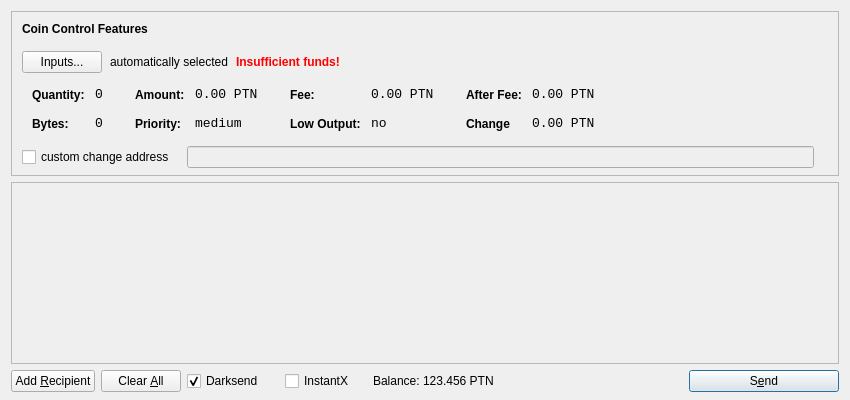
Qt form src/qt/forms/sendcoinsdialog.ui (MCLXI/CatoCore) before a commit.
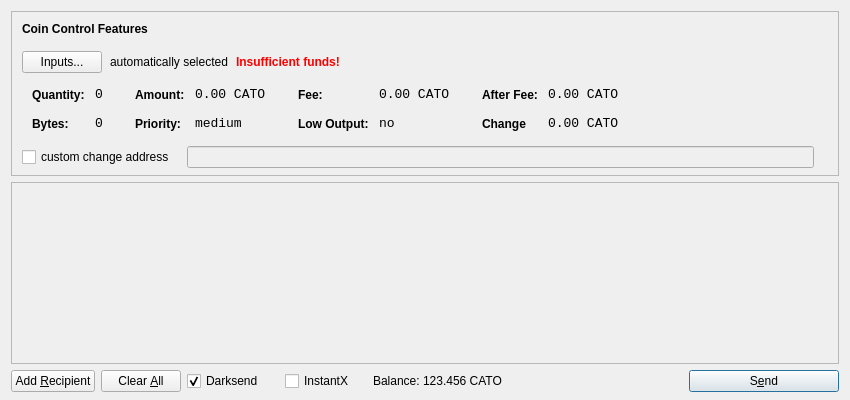
The same form after that commit. Icons and pictures are not drawn.

The edit to the form file:
```diff
--- a/src/qt/forms/sendcoinsdialog.ui
+++ b/src/qt/forms/sendcoinsdialog.ui
@@ -321,7 +321,7 @@
                   <enum>Qt::ActionsContextMenu</enum>
                  </property>
                  <property name="text">
-                  <string>0.00 PTN</string>
+                  <string>0.00 CATO</string>
                  </property>
                  <property name="textInteractionFlags">
                   <set>Qt::LinksAccessibleByMouse|Qt::TextSelectableByKeyboard|Qt::TextSelectableByMouse</set>
@@ -407,7 +407,7 @@
                   <enum>Qt::ActionsContextMenu</enum>
                  </property>
                  <property name="text">
-                  <string>0.00 PTN</string>
+                  <string>0.00 CATO</string>
                  </property>
                  <property name="textInteractionFlags">
                   <set>Qt::LinksAccessibleByMouse|Qt::TextSelectableByKeyboard|Qt::TextSelectableByMouse</set>
@@ -493,7 +493,7 @@
                   <enum>Qt::ActionsContextMenu</enum>
                  </property>
                  <property name="text">
-                  <string>0.00 PTN</string>
+                  <string>0.00 CATO</string>
                  </property>
                  <property name="textInteractionFlags">
                   <set>Qt::LinksAccessibleByMouse|Qt::TextSelectableByKeyboard|Qt::TextSelectableByMouse</set>
@@ -525,7 +525,7 @@
                   <enum>Qt::ActionsContextMenu</enum>
                  </property>
                  <property name="text">
-                  <string>0.00 PTN</string>
+                  <string>0.00 CATO</string>
                  </property>
                  <property name="textInteractionFlags">
                   <set>Qt::LinksAccessibleByMouse|Qt::TextSelectableByKeyboard|Qt::TextSelectableByMouse</set>
@@ -756,7 +756,7 @@
           <cursorShape>IBeamCursor</cursorShape>
          </property>
          <property name="text">
-          <string>123.456 PTN</string>
+          <string>123.456 CATO</string>
          </property>
          <property name="textInteractionFlags">
           <set>Qt::LinksAccessibleByMouse|Qt::TextSelectableByKeyboard|Qt::TextSelectableByMouse</set>
```
